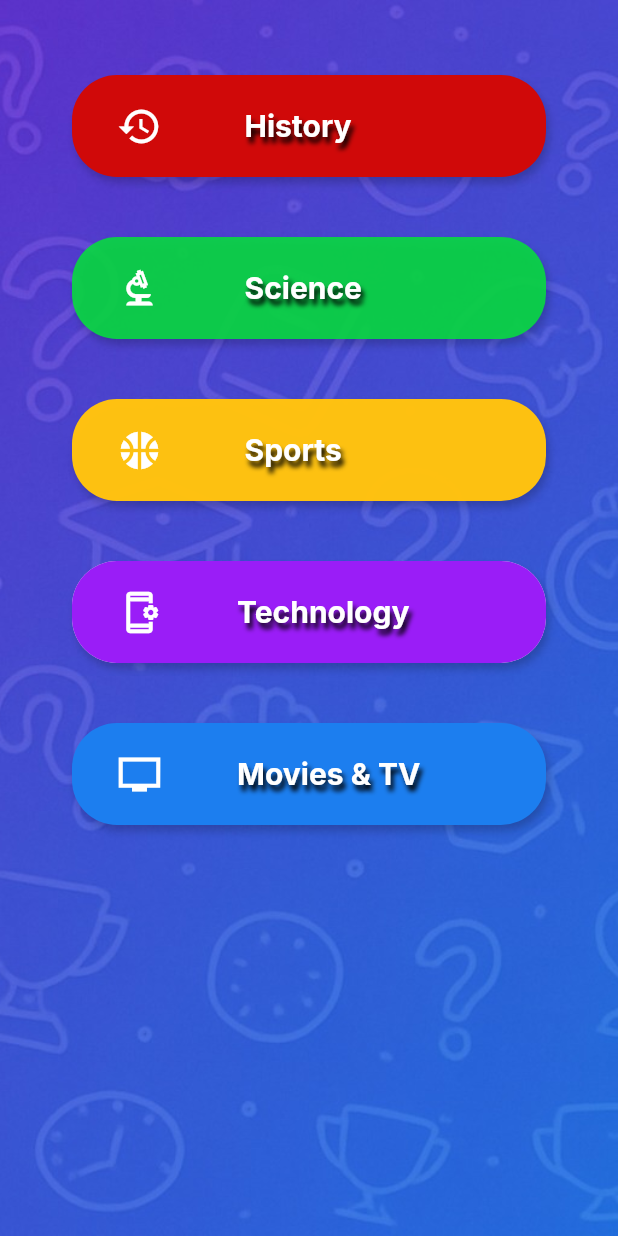
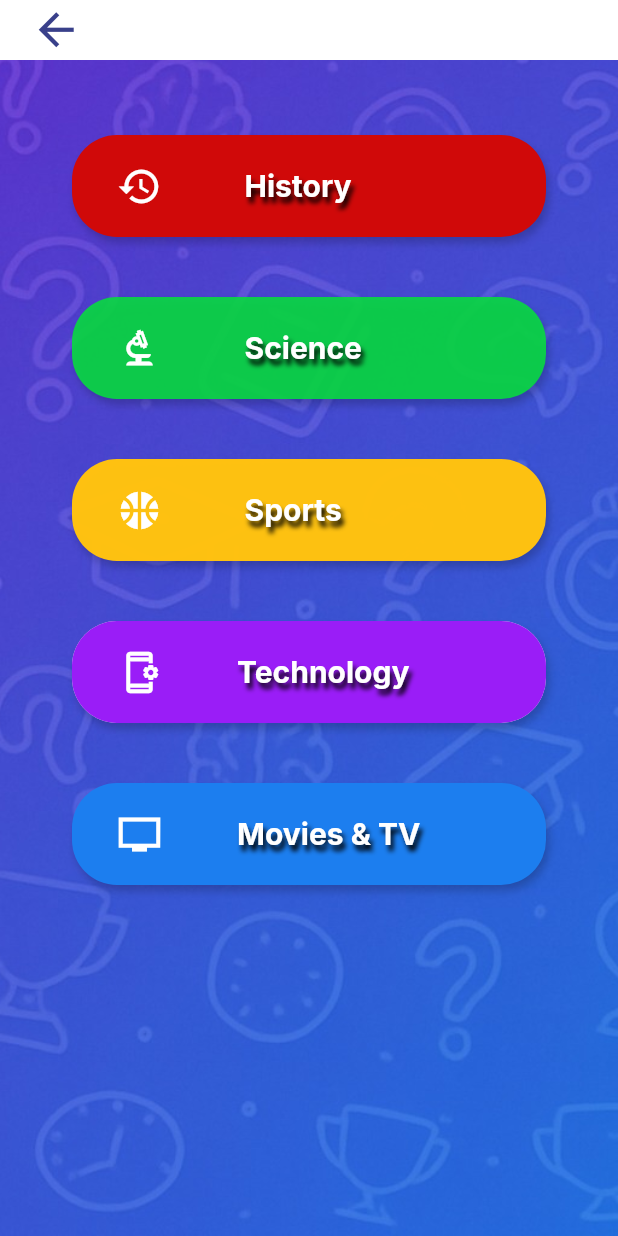
Before and after one commit to MarkoTkalec321/mindly, a Flutter app: the MainNavigation screen opened by its route, after a tap on "Play!", on a phone screen of 412 x 824 dp. Run offline on Flutter 3.47's test engine with Material 3 defaults, Android fonts, the phone set to English and light mode, and no system bars; our stand-ins replace font_awesome_flutter, google_fonts, image_picker, simple_gradient_text.

Commit message:
added back arrows for achievement page and quizzes page

```diff
--- a/lib/screens/menu/main_navigation.dart
+++ b/lib/screens/menu/main_navigation.dart
@@ -23,11 +23,23 @@ import 'package:mindly/screens/profile/profile_page.dart';
       });
     }
 
+  @override
+  void initState() {
+    super.initState();
+    WidgetsBinding.instance.addPostFrameCallback((_) {
+      final args = ModalRoute.of(context)?.settings.arguments as Map<String, dynamic>?;
+      if (args != null && args.containsKey('selectedIndex')) {
+        setState(() {
+          _selectedIndex = args['selectedIndex'] as int;
+        });
+      }
+    });
+  }
+
   final List<Widget> _screens = [
     const HomePageWidget(),
     const LeaderBoardWidget(),
     const StreakScreenWidget(),
-    const ProfileWidget(),
     const ProfileWidget(),
   ];
 
--- a/lib/screens/quizzes/quizzes_page.dart
+++ b/lib/screens/quizzes/quizzes_page.dart
@@ -67,6 +67,31 @@ class _QuizzesPageWidgetState extends State<QuizzesPageWidget> {
           child: Column(
             mainAxisSize: MainAxisSize.max,
             children: [
+              Container(
+                width: double.infinity,
+                height: 40,
+                decoration: BoxDecoration(
+                  color: Colors.white,
+                ),
+                child: Row(
+                  mainAxisSize: MainAxisSize.max,
+                  children: [
+                    Padding(
+                      padding: EdgeInsetsDirectional.fromSTEB(20, 0, 0, 0),
+                      child: GestureDetector(
+                          onTap: () {
+                            Navigator.pushReplacementNamed(context, '/mainNavigation');
+                          },
+                        child: Icon(
+                          Icons.arrow_back,
+                          color: Color(0xFF39408A),
+                          size: 35,
+                        ),
+                      ),
+                    ),
+                  ],
+                ),
+              ),
               Padding(
                 padding: EdgeInsetsDirectional.fromSTEB(0, 50, 0, 40),
                 child: Container(
```
Also changed, not shown: lib/screens/achievements/achievements_page.dart (+30 -1 lines).
